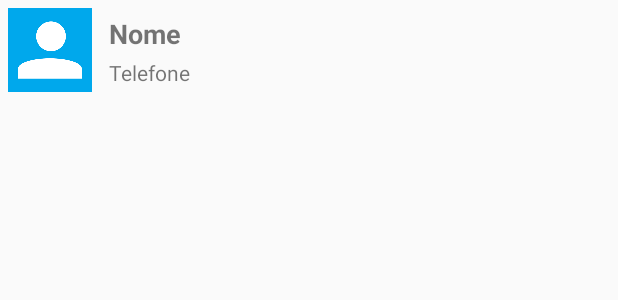
After one commit to jmsstudio/android_simple_agenda, an Android app: the layout list_item_aluno.xml on its own in the app's theme, with its tools: preview values and no code run, on a phone screen of 412 x 824 dp. The commit adds this screen. Shown: the top 300 px of the screen. Run offline under Robolectric (Android 15) with nearby library versions, the phone set to English and light mode, and no system bars.

Commit message:
Criado layout customizado para exibir dados na lista Criado adapter para inflar o layout customizado

```diff
--- a/app/src/main/java/br/com/jmsstudio/agenda/activity/FormularioActivity.java
+++ b/app/src/main/java/br/com/jmsstudio/agenda/activity/FormularioActivity.java
@@ -19,6 +19,7 @@ import java.io.File;
 import br.com.jmsstudio.agenda.R;
 import br.com.jmsstudio.agenda.dao.AlunoDAO;
 import br.com.jmsstudio.agenda.helper.FormularioHelper;
+import br.com.jmsstudio.agenda.helper.ImageHelper;
 import br.com.jmsstudio.agenda.model.Aluno;
 
 public class FormularioActivity extends AppCompatActivity {
@@ -60,7 +61,7 @@ public class FormularioActivity extends AppCompatActivity {
     @Override
     protected void onActivityResult(int requestCode, int resultCode, Intent data) {
         if (requestCode == REQUEST_CAMERA && resultCode == RESULT_OK) {
-            formularioHelper.loadImage(caminhoFoto);
+            ImageHelper.loadImageIntoView(caminhoFoto, 300, 300, (ImageView) findViewById(R.id.formulario_foto), true);
         }
     }
 
--- a/app/src/main/java/br/com/jmsstudio/agenda/activity/ListaAlunosActivity.java
+++ b/app/src/main/java/br/com/jmsstudio/agenda/activity/ListaAlunosActivity.java
@@ -11,13 +11,13 @@ import android.view.ContextMenu;
 import android.view.MenuItem;
 import android.view.View;
 import android.widget.AdapterView;
-import android.widget.ArrayAdapter;
 import android.widget.Button;
 import android.widget.ListView;
 
 import java.util.List;
 
 import br.com.jmsstudio.agenda.R;
+import br.com.jmsstudio.agenda.adapter.ListAlunosAdapter;
 import br.com.jmsstudio.agenda.dao.AlunoDAO;
 import br.com.jmsstudio.agenda.model.Aluno;
 
@@ -63,8 +63,8 @@ public class ListaAlunosActivity extends AppCompatActivity {
         alunos = dao.listAlunos();
         dao.close();
 
-        ArrayAdapter<Aluno> arrayAdapter = new ArrayAdapter<>(this, android.R.layout.simple_list_item_1, alunos);
-        listaAlunos.setAdapter(arrayAdapter);
+        ListAlunosAdapter listAlunosAdapter = new ListAlunosAdapter(alunos, this);
+        listaAlunos.setAdapter(listAlunosAdapter);
     }
 
     @Override
--- /dev/null
+++ b/app/src/main/res/layout/list_item_aluno.xml
@@ -0,0 +1,36 @@
+<?xml version="1.0" encoding="utf-8"?>
+<LinearLayout xmlns:android="http://schemas.android.com/apk/res/android"
+    android:orientation="horizontal"
+    android:layout_width="match_parent"
+    android:layout_height="match_parent">
+    <ImageView
+        android:id="@+id/item_foto"
+        android:layout_width="56dp"
+        android:layout_height="56dp"
+        android:src="@drawable/person"
+        android:layout_margin="5dp"
+        />
+    <LinearLayout
+        android:id="@+id/item_dados"
+        android:layout_width="wrap_content"
+        android:layout_height="wrap_content"
+        android:orientation="vertical" >
+        <TextView
+            android:id="@+id/item_nome"
+            android:layout_width="wrap_content"
+            android:layout_height="wrap_content"
+            android:text="Nome"
+            android:textStyle="bold"
+            android:textSize="18sp"
+            android:layout_marginTop="10dp"
+            android:paddingLeft="6dp"/>
+        <TextView
+            android:id="@+id/item_telefone"
+            android:layout_width="wrap_content"
+            android:layout_height="wrap_content"
+            android:text="Telefone"
+            android:textSize="14sp"
+            android:layout_marginTop="4dp"
+            android:paddingLeft="6dp"/>
+    </LinearLayout>
+</LinearLayout>
```
Also changed, not shown: app/src/main/java/br/com/jmsstudio/agenda/adapter/ListAlunosAdapter.java (added, +67 -0 lines), app/src/main/java/br/com/jmsstudio/agenda/helper/FormularioHelper.java (+1 -11 lines), app/src/main/java/br/com/jmsstudio/agenda/helper/ImageHelper.java (added, +34 -0 lines).
